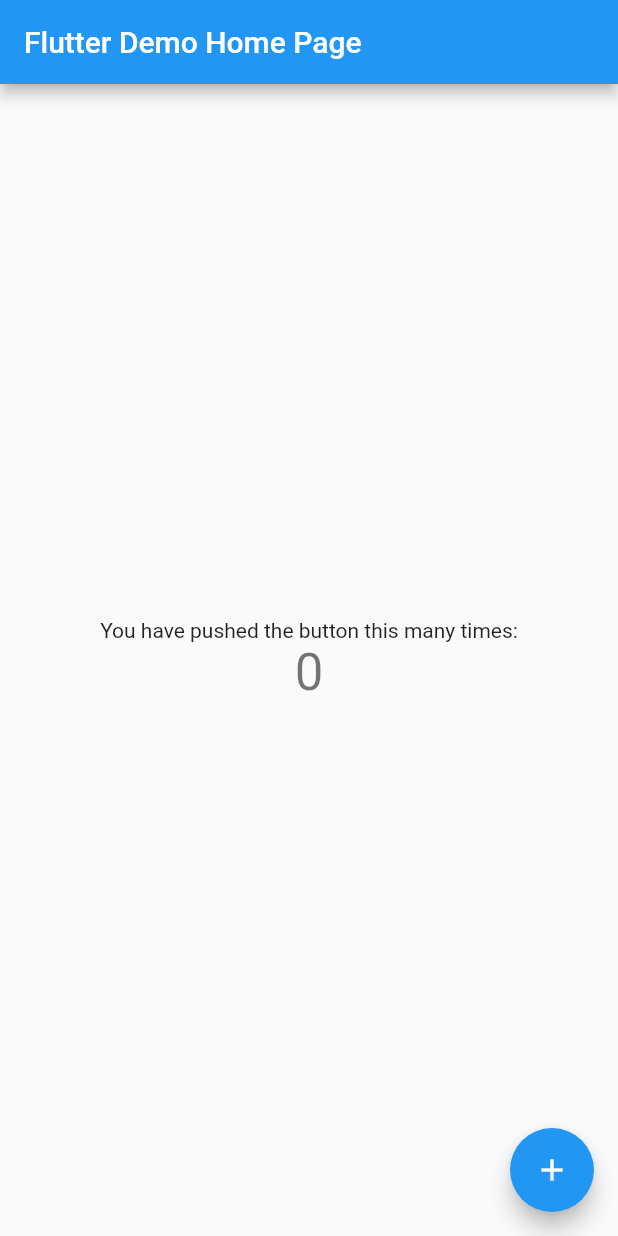
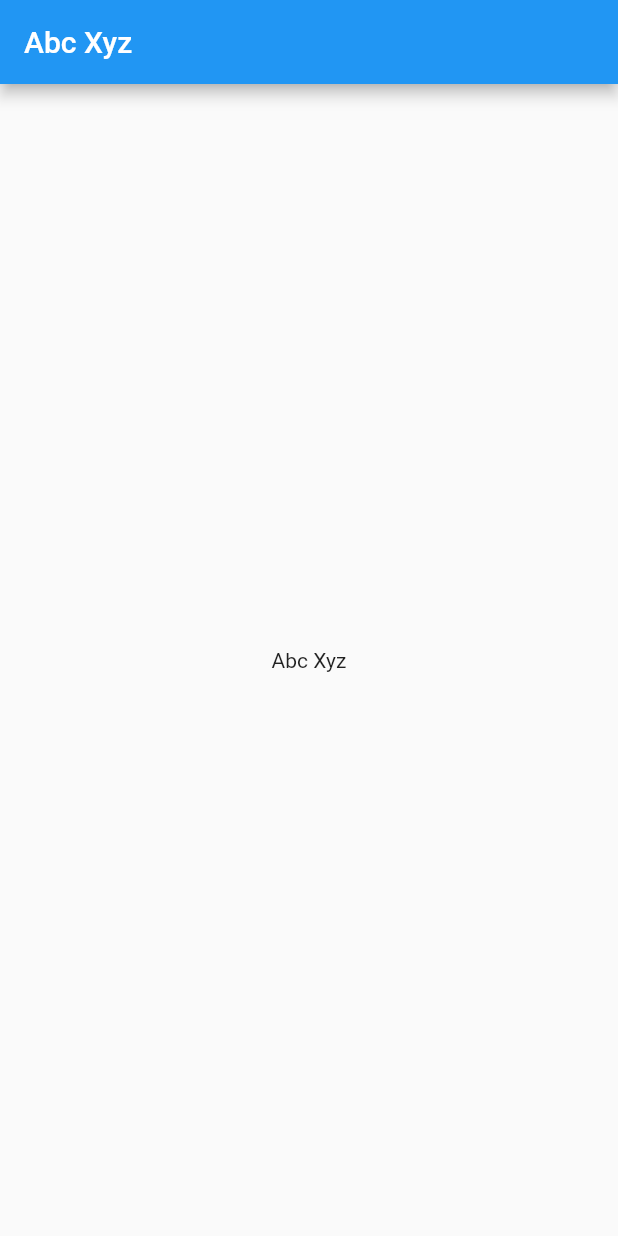
Before and after one commit to eggnstone/AbcXyzApp, a Flutter app: the screen it shows after launch, on a phone screen of 412 x 824 dp. Run offline on Flutter 3.47's test engine with Material 2 defaults, Android fonts, the phone set to English and light mode, and no system bars.

Commit message:
main.dart cleanup: Removed all comments. Extract app and main screen out to separate files.

```diff
--- /dev/null
+++ b/lib/App.dart
@@ -0,0 +1,18 @@
+import 'package:flutter/material.dart';
+
+import 'MainScreen.dart';
+
+class App extends StatelessWidget
+{
+    @override
+    Widget build(BuildContext context)
+    {
+        return MaterialApp(
+            title: 'Abc Xyz',
+            theme: ThemeData(
+                primarySwatch: Colors.blue
+            ),
+            home: MainScreen()
+        );
+    }
+}
--- /dev/null
+++ b/lib/MainScreen.dart
@@ -0,0 +1,26 @@
+import 'package:flutter/material.dart';
+
+class MainScreen extends StatefulWidget
+{
+    MainScreen({Key? key}) : super(key: key);
+
+    @override
+    _MainScreenState createState()
+    => _MainScreenState();
+}
+
+class _MainScreenState extends State<MainScreen>
+{
+    @override
+    Widget build(BuildContext context)
+    {
+        return Scaffold(
+            appBar: AppBar(
+                title: Text('Abc Xyz')
+            ),
+            body: Center(
+                child: Text('Abc Xyz')
+            )
+        );
+    }
+}
--- a/lib/main.dart
+++ b/lib/main.dart
@@ -1,113 +1,8 @@
 import 'package:flutter/material.dart';
 
-void main() {
-  runApp(MyApp());
+import 'App.dart';
+
+void main()
+{
+    runApp(App());
 }
-
-class MyApp extends StatelessWidget {
-  // This widget is the root of your application.
-  @override
-  Widget build(BuildContext context) {
-    return MaterialApp(
-      title: 'Flutter Demo',
-      theme: ThemeData(
-        // This is the theme of your application.
-        //
-        // Try running your application with "flutter run". You'll see the
-        // application has a blue toolbar. Then, without quitting the app, try
-        // changing the primarySwatch below to Colors.green and then invoke
-        // "hot reload" (press "r" in the console where you ran "flutter run",
-        // or simply save your changes to "hot reload" in a Flutter IDE).
-        // Notice that the counter didn't reset back to zero; the application
-        // is not restarted.
-        primarySwatch: Colors.blue,
-      ),
-      home: MyHomePage(title: 'Flutter Demo Home Page'),
-    );
-  }
-}
-
-class MyHomePage extends StatefulWidget {
-  MyHomePage({Key key, this.title}) : super(key: key);
-
-  // This widget is the home page of your application. It is stateful, meaning
-  // that it has a State object (defined below) that contains fields that affect
-  // how it looks.
-
-  // This class is the configuration for the state. It holds the values (in this
-  // case the title) provided by the parent (in this case the App widget) and
-  // used by the build method of the State. Fields in a Widget subclass are
-  // always marked "final".
-
-  final String title;
-
-  @override
-  _MyHomePageState createState() => _MyHomePageState();
-}
-
-class _MyHomePageState extends State<MyHomePage> {
-  int _counter = 0;
-
-  void _incrementCounter() {
-    setState(() {
-      // This call to setState tells the Flutter framework that something has
-      // changed in this State, which causes it to rerun the build method below
-      // so that the display can reflect the updated values. If we changed
-      // _counter without calling setState(), then the build method would not be
-      // called again, and so nothing would appear to happen.
-      _counter++;
-    });
-  }
-
-  @override
-  Widget build(BuildContext context) {
-    // This method is rerun every time setState is called, for instance as done
-    // by the _incrementCounter method above.
-    //
-    // The Flutter framework has been optimized to make rerunning build methods
-    // fast, so that you can just rebuild anything that needs updating rather
-    // than having to individually change instances of widgets.
-    return Scaffold(
-      appBar: AppBar(
-        // Here we take the value from the MyHomePage object that was created by
-        // the App.build method, and use it to set our appbar title.
-        title: Text(widget.title),
-      ),
-      body: Center(
-        // Center is a layout widget. It takes a single child and positions it
-        // in the middle of the parent.
-        child: Column(
-          // Column is also a layout widget. It takes a list of children and
-          // arranges them vertically. By default, it sizes itself to fit its
-          // children horizontally, and tries to be as tall as its parent.
-          //
-          // Invoke "debug painting" (press "p" in the console, choose the
-          // "Toggle Debug Paint" action from the Flutter Inspector in Android
-          // Studio, or the "Toggle Debug Paint" command in Visual Studio Code)
-          // to see the wireframe for each widget.
-          //
-          // Column has various properties to control how it sizes itself and
-          // how it positions its children. Here we use mainAxisAlignment to
-          // center the children vertically; the main axis here is the vertical
-          // axis because Columns are vertical (the cross axis would be
-          // horizontal).
-          mainAxisAlignment: MainAxisAlignment.center,
-          children: <Widget>[
-            Text(
-              'You have pushed the button this many times:',
-            ),
-            Text(
-              '$_counter',
-              style: Theme.of(context).textTheme.headline4,
-            ),
-          ],
-        ),
-      ),
-      floatingActionButton: FloatingActionButton(
-        onPressed: _incrementCounter,
-        tooltip: 'Increment',
-        child: Icon(Icons.add),
-      ), // This trailing comma makes auto-formatting nicer for build methods.
-    );
-  }
-}
```
Also changed, not shown: pubspec.lock, 1 other file.
